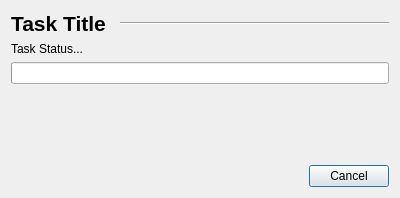
Before: the Qt Designer form src/qinfer/ui/progbar.ui in QInfer/python-qinfer, drawn with Qt 5.
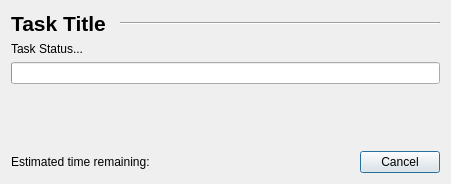
After: the same form once the commit is applied.

Commit message: Added ETA functionality to progress bar.

Diff of the .ui file:
```diff
--- a/src/qinfer/ui/progbar.ui
+++ b/src/qinfer/ui/progbar.ui
@@ -6,8 +6,8 @@
    <rect>
     <x>0</x>
     <y>0</y>
-    <width>400</width>
-    <height>198</height>
+    <width>451</width>
+    <height>184</height>
    </rect>
   </property>
   <property name="windowTitle">
@@ -98,6 +98,18 @@
     </spacer>
    </item>
    <item>
+    <layout class="QHBoxLayout" name="horizontalLayout_2">
+     <item>
+      <widget class="QLabel" name="lbl_eta">
+       <property name="enabled">
+        <bool>true</bool>
+       </property>
+       <property name="text">
+        <string>Estimated time remaining:</string>
+       </property>
+      </widget>
+     </item>
+     <item>
     <widget class="QDialogButtonBox" name="buttonBox">
      <property name="orientation">
       <enum>Qt::Horizontal</enum>
@@ -106,6 +118,8 @@
       <set>QDialogButtonBox::Cancel</set>
      </property>
     </widget>
+     </item>
+    </layout>
    </item>
   </layout>
  </widget>
```
Lines whose indentation alone changed are shown as unchanged. The commit also changes 2 other files.
